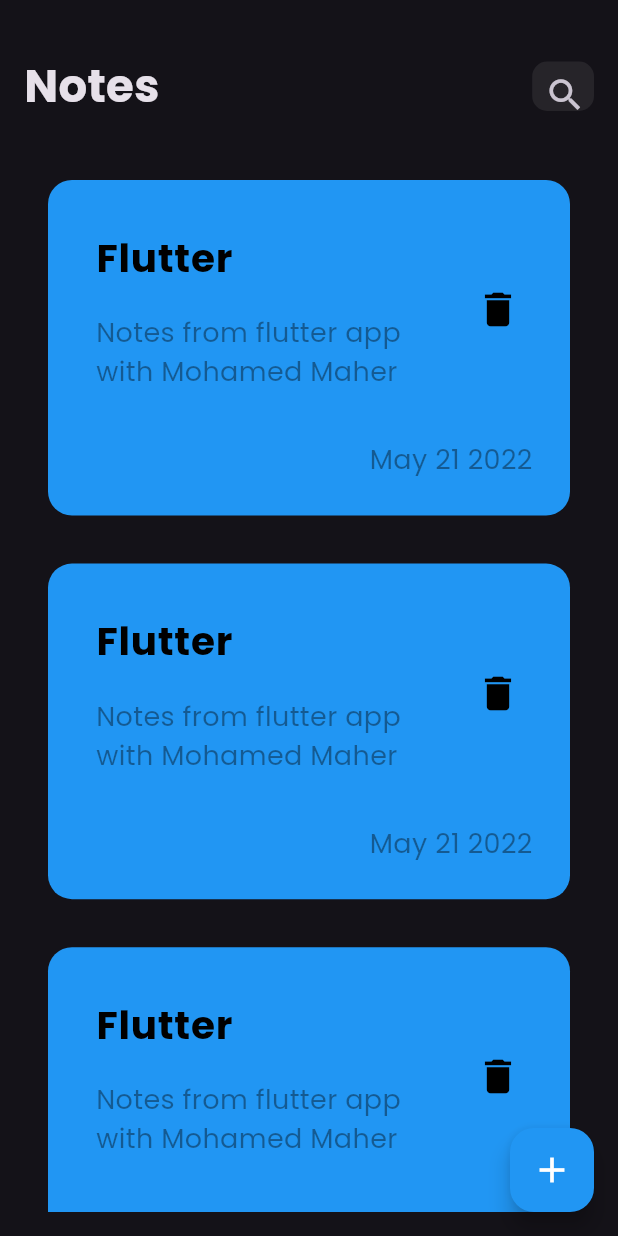
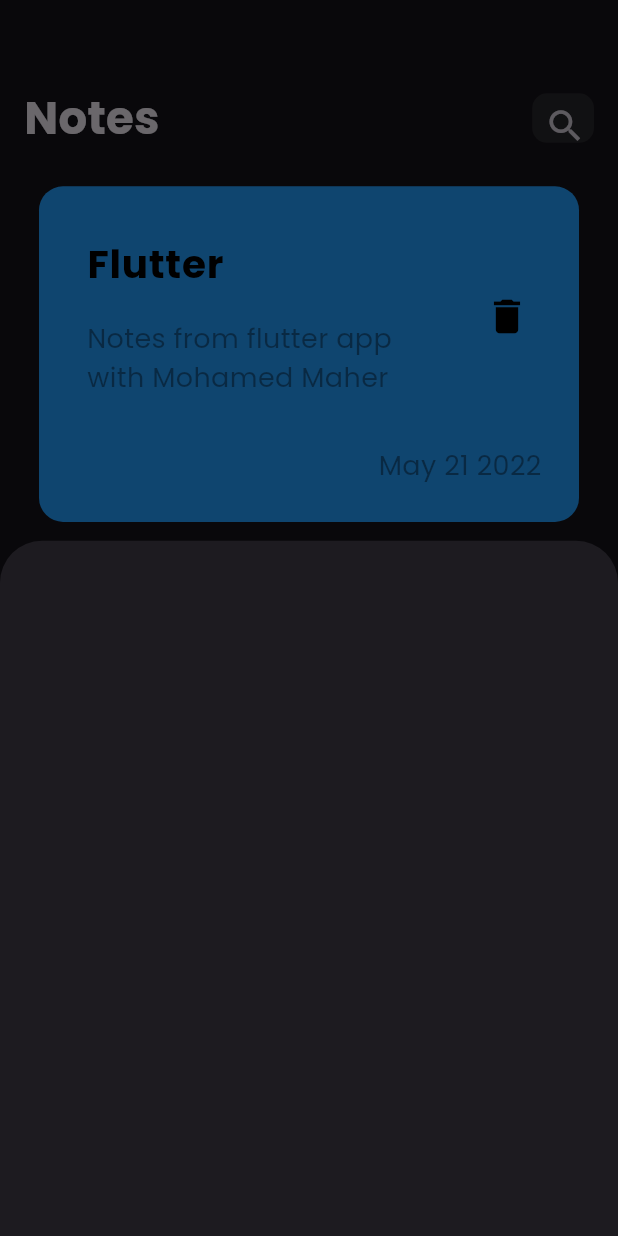
Before and after one commit to MohamedMaherTawfik/notes_app, a Flutter app: the screen it shows after launch, after a tap on the "add" icon, on a phone screen of 412 x 824 dp. Run offline on Flutter 3.47's test engine with Material 3 defaults, Android fonts, the phone set to English and light mode, and no system bars.

Commit message:
Show Model bottomSheet

```diff
--- a/lib/Views/Notes_view.dart
+++ b/lib/Views/Notes_view.dart
@@ -1,5 +1,6 @@
 import 'package:flutter/material.dart';
-import 'package:notes_app/Views/widgets/Notes_view_body.dart';
+import 'package:notes_app/Views/widgets/model_bottomSheet.dart';
+import 'package:notes_app/Views/widgets/notes_view_body.dart';
 
 class NotesView extends StatelessWidget {
   const NotesView({super.key});
@@ -11,7 +12,13 @@ class NotesView extends StatelessWidget {
       floatingActionButton: FloatingActionButton(
         backgroundColor: Colors.blue,
         foregroundColor: Colors.white,
-        onPressed: () {},
+        onPressed: () {
+          showModalBottomSheet(
+              context: context,
+              builder: (context) {
+                return AddNoteBottomSheet();
+              });
+        },
         child: Icon(
           Icons.add,
           size: 28,
--- a/lib/Views/widgets/Notes_view_body.dart
+++ b/lib/Views/widgets/Notes_view_body.dart
@@ -13,12 +13,9 @@ class NotesViewBody extends StatelessWidget {
       body: Padding(
         padding: EdgeInsets.all(16),
         child: Column(
-          children: const [
-            SizedBox(height: 20),
+          children: [
+            SizedBox(height: size.height * 0.05),
             CustomAppbar(),
-            SizedBox(
-              height: 25,
-            ),
             Expanded(child: NotesListView()),
           ],
         ),
--- /dev/null
+++ b/lib/Views/widgets/model_bottomSheet.dart
@@ -0,0 +1,15 @@
+import 'package:flutter/material.dart';
+
+class AddNoteBottomSheet extends StatefulWidget {
+  const AddNoteBottomSheet({super.key});
+
+  @override
+  State<AddNoteBottomSheet> createState() => _AddNoteBottomSheetState();
+}
+
+class _AddNoteBottomSheetState extends State<AddNoteBottomSheet> {
+  @override
+  Widget build(BuildContext context) {
+    return Container();
+  }
+}
--- a/lib/Views/widgets/notes_listView.dart
+++ b/lib/Views/widgets/notes_listView.dart
@@ -6,14 +6,18 @@ class NotesListView extends StatelessWidget {
 
   @override
   Widget build(BuildContext context) {
-    return ListView.builder(
+    return Padding(
+      padding: const EdgeInsets.symmetric(vertical: 14.0),
+      child: ListView.builder(
+        padding: EdgeInsets.zero,
         itemCount: 10,
         itemBuilder: (context, index) {
           return Padding(
-          padding: const EdgeInsets.all(16.0),
+            padding: const EdgeInsets.all(10.0),
             child: const NoteItem(),
           );
         },
+      ),
     );
   }
 }
```
Lines whose indentation alone changed are shown as unchanged.
